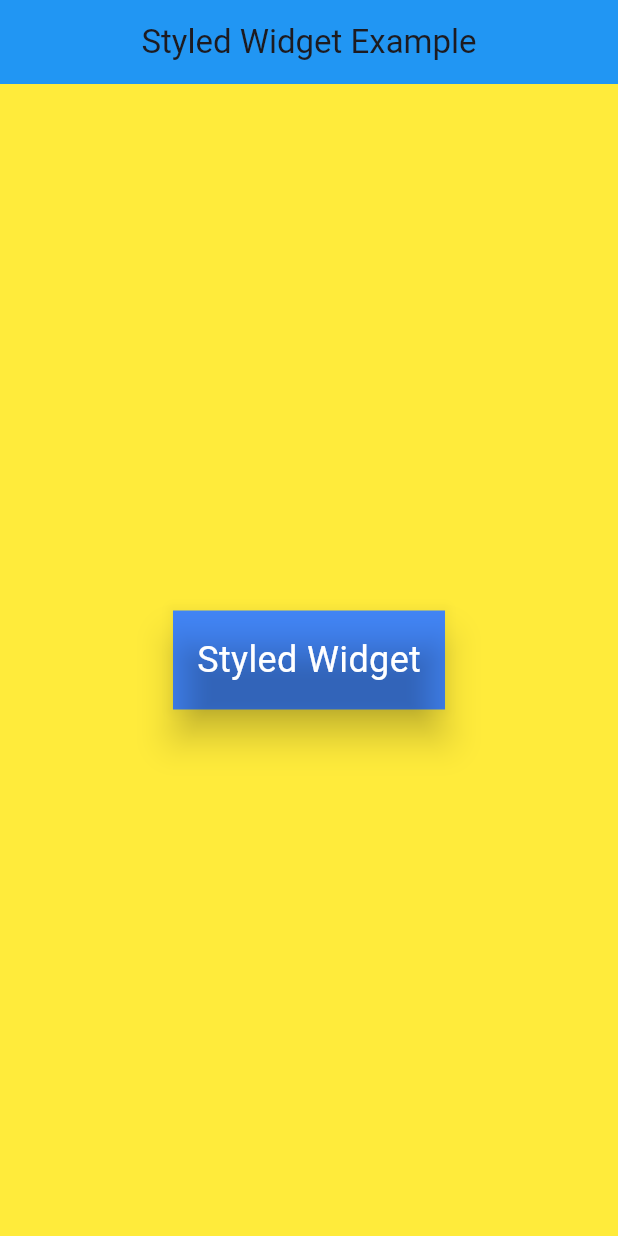
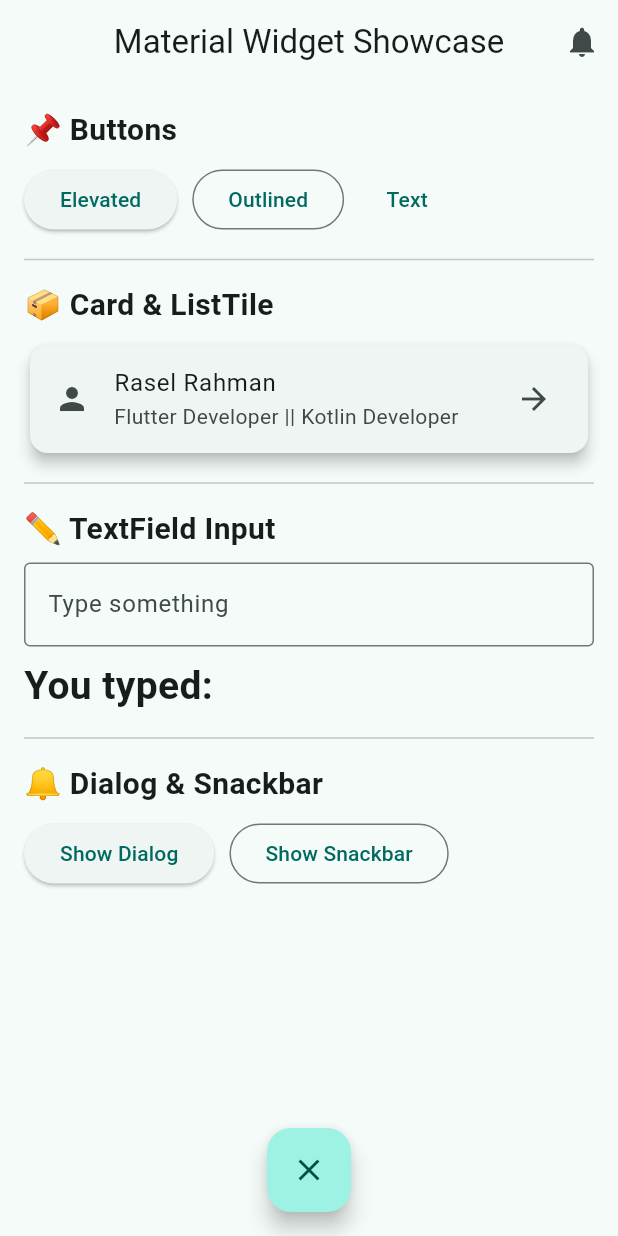
Before and after one commit to rasel-093/Flutter_Basic, a Flutter app: the screen it shows after launch, on a phone screen of 412 x 824 dp. Run offline on Flutter 3.47's test engine with Material 3 defaults, Android fonts, the phone set to English and light mode, and no system bars; our stand-ins replace styled_widget.

Commit message:
material widget completed

```diff
--- a/lib/main.dart
+++ b/lib/main.dart
@@ -3,10 +3,12 @@ import 'package:flutter_basic/responsive_widget/MyResponsiveApp.dart';
 import 'package:flutter_basic/statefulwidget/StatefulWidget.dart';
 import 'package:flutter_basic/stateless_widget/StatelessWidget.dart';
 import 'package:flutter_basic/styled_widget/StyledWidget.dart';
+import 'package:flutter_basic/material_widget/MaterialWidget.dart';
 
 void main() {
   //runApp(const MyResponsiveApp());
   //runApp(const StatelesswidgetApp());
   //runApp(const StatefulWidgetApp());
-  runApp(const StyledWidgetApp());
+  //runApp(const StyledWidgetApp());
+  runApp(const MaterialShowcaseApp());
 }
--- /dev/null
+++ b/lib/material_widget/MaterialWidget.dart
@@ -0,0 +1,184 @@
+import 'package:flutter/material.dart';
+
+class MaterialShowcaseApp extends StatelessWidget {
+  const MaterialShowcaseApp({super.key});
+
+  @override
+  Widget build(BuildContext context) {
+    return MaterialApp(
+      title: 'Material Showcase',
+      theme: ThemeData(
+        useMaterial3: true, // Enable Material 3 (optional)
+        colorSchemeSeed: Colors.teal,
+      ),
+      home: const MaterialWidgetScreen(),
+    );
+  }
+}
+
+class MaterialWidgetScreen extends StatefulWidget {
+  const MaterialWidgetScreen({super.key});
+
+  @override
+  State<MaterialWidgetScreen> createState() => _MaterialWidgetScreenState();
+}
+
+class _MaterialWidgetScreenState extends State<MaterialWidgetScreen> {
+  final TextEditingController _controller = TextEditingController();
+  String _inputText = "";
+
+  void _showSnackBar([String message = "This is a Material Snackbar"]) {
+    ScaffoldMessenger.of(
+      context,
+    ).showSnackBar(SnackBar(content: Text(message)));
+  }
+
+  void _showDialog() {
+    showDialog(
+      context: context,
+      builder:
+          (_) => AlertDialog(
+            title: const Text("Alert Dialog"),
+            content: const Text("This is a Material AlertDialog."),
+            actions: [
+              TextButton(
+                onPressed:
+                    () => {
+                      Navigator.pop(context),
+                      _showSnackBar("Dialog closed"),
+                    },
+                child: const Text("Close"),
+              ),
+              TextButton(
+                onPressed:
+                    () => {
+                      Navigator.pop(context),
+                      _showSnackBar("Dialog confirmed"),
+                    },
+                child: const Text("Confirm"),
+              ),
+            ],
+          ),
+    );
+  }
+
+  @override
+  Widget build(BuildContext context) {
+    return Scaffold(
+      appBar: AppBar(
+        title: const Text('Material Widget Showcase'),
+        centerTitle: true,
+        actions: [
+          IconButton(
+            onPressed:
+                () => {_showSnackBar("You clicked the notification icon")},
+            icon: const Icon(Icons.notifications),
+          ),
+        ],
+      ),
+      body: SingleChildScrollView(
+        padding: const EdgeInsets.all(16),
+        child: Column(
+          crossAxisAlignment: CrossAxisAlignment.start,
+          children: [
+            const Text(
+              "📌 Buttons",
+              style: TextStyle(fontSize: 20, fontWeight: FontWeight.bold),
+            ),
+            const SizedBox(height: 8),
+            Row(
+              children: [
+                ElevatedButton(
+                  onPressed: () {
+                    _showSnackBar("You clicked Elevated Button");
+                  },
+                  child: const Text("Elevated"),
+                ),
+                const SizedBox(width: 10),
+                OutlinedButton(
+                  onPressed: () {
+                    _showSnackBar("You clicked Outlined Button");
+                  },
+                  child: const Text("Outlined"),
+                ),
+                const SizedBox(width: 10),
+                TextButton(
+                  onPressed: () {
+                    _showSnackBar("You clicked Text Button");
+                  },
+                  child: const Text("Text"),
+                ),
+              ],
+            ),
+            const Divider(height: 32),
+
+            const Text(
+              "📦 Card & ListTile",
+              style: TextStyle(fontSize: 20, fontWeight: FontWeight.bold),
+            ),
+            const SizedBox(height: 8),
+            Card(
+              elevation: 4,
+              child: ListTile(
+                leading: const Icon(Icons.person),
+                title: const Text("Rasel Rahman"),
+                subtitle: const Text("Flutter Developer || Kotlin Developer"),
+                trailing: const Icon(Icons.arrow_forward),
+                onTap: () {},
+              ),
+            ),
+            const Divider(height: 32),
+
+            const Text(
+              "✏️ TextField Input",
+              style: TextStyle(fontSize: 20, fontWeight: FontWeight.bold),
+            ),
+            const SizedBox(height: 8),
+            TextField(
+              controller: _controller,
+              decoration: const InputDecoration(
+                labelText: "Type something",
+                hintText: "Enter text here",
+                border: OutlineInputBorder(),
+              ),
+              onChanged: (value) => setState(() => _inputText = value),
+            ),
+            const SizedBox(height: 8),
+            Text(
+              "You typed: $_inputText",
+              style: TextStyle(fontWeight: FontWeight.bold, fontSize: 26),
+            ),
+            const Divider(height: 32),
+
+            const Text(
+              "🔔 Dialog & Snackbar",
+              style: TextStyle(fontSize: 20, fontWeight: FontWeight.bold),
+            ),
+            const SizedBox(height: 8),
+            Row(
+              children: [
+                ElevatedButton(
+                  onPressed: _showDialog,
+                  child: const Text("Show Dialog"),
+                ),
+                const SizedBox(width: 10),
+                OutlinedButton(
+                  onPressed: _showSnackBar,
+                  child: const Text("Show Snackbar"),
+                ),
+              ],
+            ),
+            const SizedBox(height: 100), // bottom spacing
+          ],
+        ),
+      ),
+      floatingActionButton: FloatingActionButton(
+        onPressed: () => _controller.clear(),
+        hoverColor: Colors.red,
+        child: const Icon(Icons.clear),
+        tooltip: 'Clear TextField',
+      ),
+      floatingActionButtonLocation: FloatingActionButtonLocation.centerFloat,
+    );
+  }
+}
```
